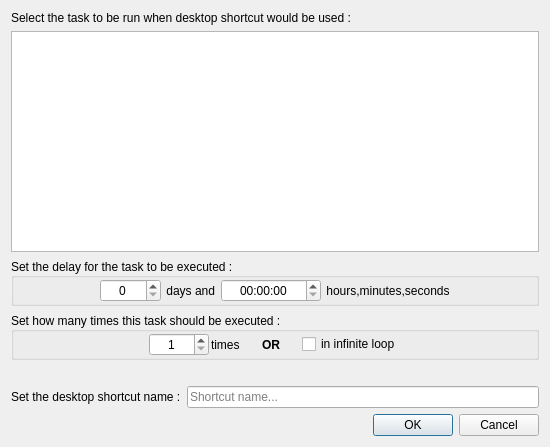
Before: the Qt Designer form ui/various_dialogs/CreateAutorunDesktopShortcutDialog.ui in AmirHammouteneEI/ScheduledPasteAndKeys, drawn with Qt 5.
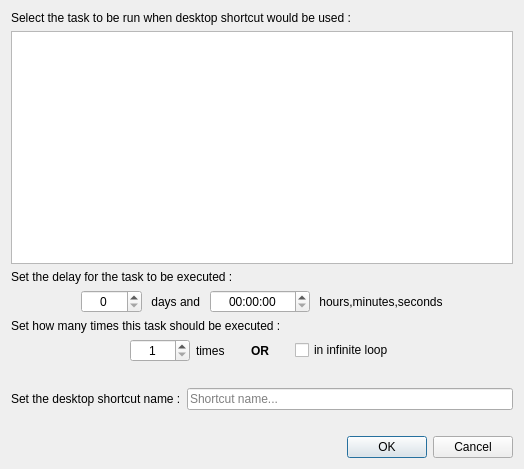
After: the same form once the commit is applied. Custom widgets are drawn as their Qt base class.

What changed in the file:
```diff
--- a/ui/various_dialogs/CreateAutorunDesktopShortcutDialog.ui
+++ b/ui/various_dialogs/CreateAutorunDesktopShortcutDialog.ui
@@ -6,8 +6,8 @@
    <rect>
     <x>0</x>
     <y>0</y>
-    <width>550</width>
-    <height>447</height>
+    <width>524</width>
+    <height>469</height>
    </rect>
   </property>
   <property name="windowTitle">
@@ -70,44 +70,14 @@
     </widget>
    </item>
    <item>
-    <widget class="QGroupBox" name="delayGroup">
-     <property name="sizePolicy">
-      <sizepolicy hsizetype="Preferred" vsizetype="Preferred">
-       <horstretch>0</horstretch>
-       <verstretch>0</verstretch>
-      </sizepolicy>
-     </property>
-     <property name="title">
+    <widget class="QLabel" name="label_7">
+     <property name="text">
       <string>Set the delay for the task to be executed :</string>
      </property>
-     <property name="alignment">
-      <set>Qt::AlignmentFlag::AlignLeading|Qt::AlignmentFlag::AlignLeft|Qt::AlignmentFlag::AlignVCenter</set>
-     </property>
-     <property name="flat">
-      <bool>true</bool>
-     </property>
-     <property name="checkable">
-      <bool>false</bool>
-     </property>
-     <property name="checked">
-      <bool>false</bool>
-     </property>
-     <layout class="QHBoxLayout" name="horizontalLayout_2">
-      <property name="spacing">
-       <number>2</number>
-      </property>
-      <property name="leftMargin">
-       <number>1</number>
-      </property>
-      <property name="topMargin">
-       <number>1</number>
-      </property>
-      <property name="rightMargin">
-       <number>1</number>
-      </property>
-      <property name="bottomMargin">
-       <number>1</number>
-      </property>
+    </widget>
+   </item>
+   <item>
+    <layout class="QHBoxLayout" name="horizontalLayout_4">
       <item>
        <spacer name="horizontalSpacer_6">
         <property name="orientation">
@@ -187,47 +157,16 @@
        </spacer>
       </item>
      </layout>
-    </widget>
    </item>
    <item>
-    <widget class="QGroupBox" name="delayGroup_2">
-     <property name="sizePolicy">
-      <sizepolicy hsizetype="Preferred" vsizetype="Preferred">
-       <horstretch>0</horstretch>
-       <verstretch>0</verstretch>
-      </sizepolicy>
-     </property>
-     <property name="title">
+    <widget class="QLabel" name="label_8">
+     <property name="text">
       <string>Set how many times this task should be executed :</string>
      </property>
-     <property name="alignment">
-      <set>Qt::AlignmentFlag::AlignLeading|Qt::AlignmentFlag::AlignLeft|Qt::AlignmentFlag::AlignVCenter</set>
-     </property>
-     <property name="flat">
-      <bool>true</bool>
-     </property>
-     <property name="checkable">
-      <bool>false</bool>
-     </property>
-     <property name="checked">
-      <bool>false</bool>
-     </property>
-     <layout class="QHBoxLayout" name="horizontalLayout_3">
-      <property name="spacing">
-       <number>2</number>
-      </property>
-      <property name="leftMargin">
-       <number>1</number>
-      </property>
-      <property name="topMargin">
-       <number>1</number>
-      </property>
-      <property name="rightMargin">
-       <number>1</number>
-      </property>
-      <property name="bottomMargin">
-       <number>1</number>
-      </property>
+    </widget>
+   </item>
+   <item>
+    <layout class="QHBoxLayout" name="horizontalLayout_2">
       <item>
        <spacer name="horizontalSpacer_5">
         <property name="orientation">
@@ -338,7 +277,6 @@
        </spacer>
       </item>
      </layout>
-    </widget>
    </item>
    <item>
     <spacer name="verticalSpacer">
@@ -377,6 +315,22 @@
      </item>
     </layout>
    </item>
+   <item>
+    <spacer name="verticalSpacer_2">
+     <property name="orientation">
+      <enum>Qt::Orientation::Vertical</enum>
+     </property>
+     <property name="sizeType">
+      <enum>QSizePolicy::Policy::Fixed</enum>
+     </property>
+     <property name="sizeHint" stdset="0">
+      <size>
+       <width>20</width>
+       <height>20</height>
+      </size>
+     </property>
+    </spacer>
+   </item>
    <item>
     <widget class="QDialogButtonBox" name="buttonBox">
      <property name="orientation">
@@ -390,6 +344,11 @@
   </layout>
  </widget>
  <customwidgets>
+  <customwidget>
+   <class>NoFocusCellTableWidget</class>
+   <extends>QTableWidget</extends>
+   <header location="global">ui/CustomPrimaryWidgets.h</header>
+  </customwidget>
   <customwidget>
    <class>NoWheelFocusSpinBox</class>
    <extends>QSpinBox</extends>
@@ -400,11 +359,6 @@
    <extends>QTimeEdit</extends>
    <header location="global">ui/CustomPrimaryWidgets.h</header>
   </customwidget>
-  <customwidget>
-   <class>NoFocusCellTableWidget</class>
-   <extends>QTableWidget</extends>
-   <header location="global">ui/CustomPrimaryWidgets.h</header>
-  </customwidget>
  </customwidgets>
  <resources/>
  <connections>
```
Lines whose indentation alone changed are shown as unchanged.
